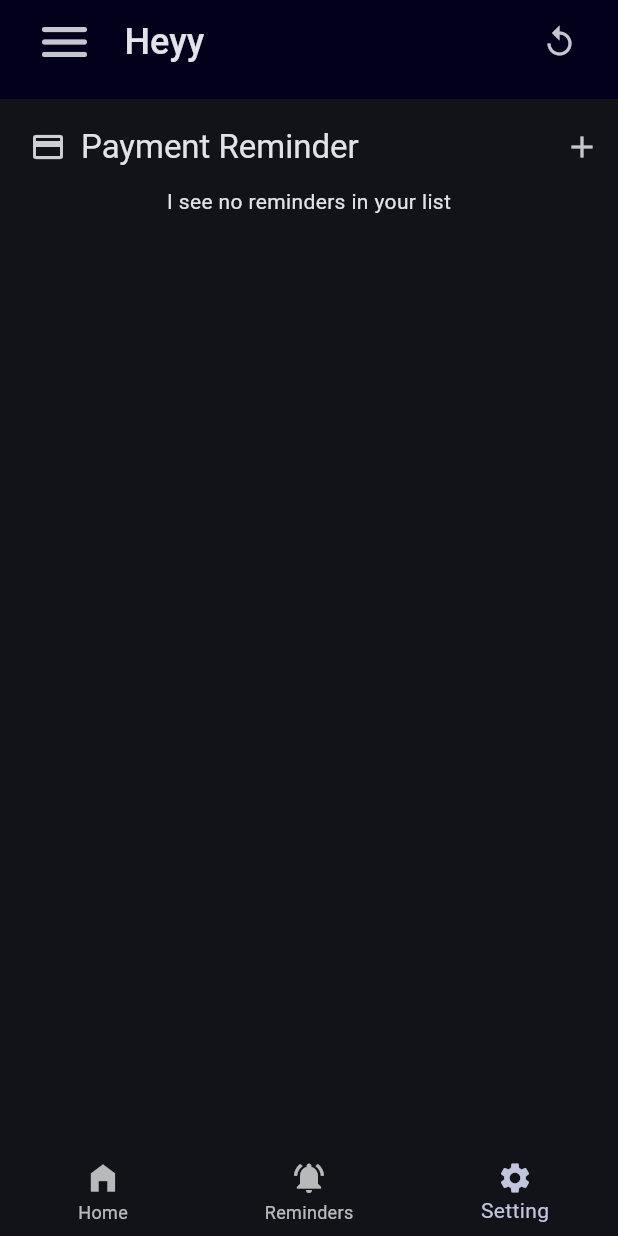
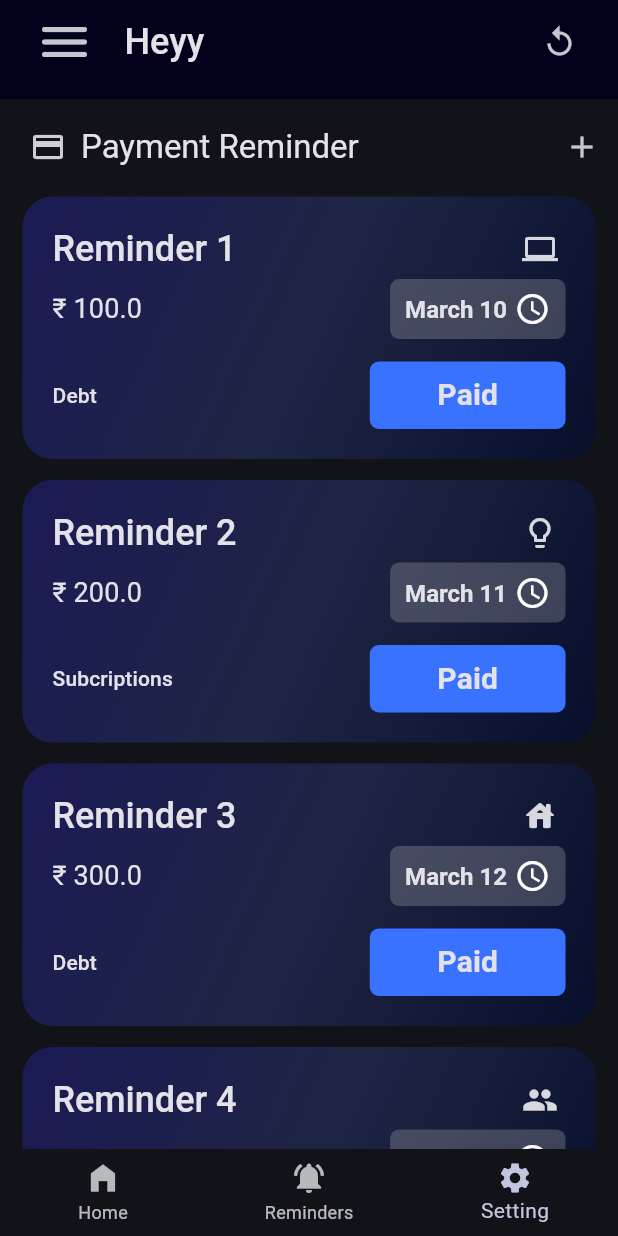
Before and after one commit to NehaJainG/Coin-Sage, a Flutter app: the screen it shows once a user with an empty profile is signed in, item 3 of the bottom bar chosen, on a phone screen of 412 x 824 dp. Run offline on Flutter 3.47's test engine with Material 3 defaults, Android fonts, the light colour scheme and no system bars; our stand-ins replace awesome_notifications, cloud_firestore, firebase_auth, firebase_core; accounts and stored records are empty.

Commit message:
connecting reminder components

```diff
--- a/lib/data.dart
+++ b/lib/data.dart
@@ -1,4 +1,6 @@
+import 'package:coin_sage/models/reminder.dart';
 import 'package:coin_sage/models/transaction.dart';
+import 'package:flutter/material.dart';
 
 final transaction = [
   Debt(
@@ -18,3 +20,50 @@ final transaction = [
     dueDate: DateTime.now().add(Duration(days: 30)),
   ),
 ];
+
+final List<Reminder> reminders = [
+  Reminder(
+    comments: "Reminder 1",
+    alert: Alert.OnDay,
+    repeat: Repeat.DontRepeat,
+    amount: 100.0,
+    category: SubscriptionCategory.OnlineServices,
+    dueDate: DateTime.now(),
+    date: DateTime.now(),
+    reminderTime: TimeOfDay.now(),
+    type: TransactionType.Debt,
+  ),
+  Reminder(
+    comments: "Reminder 2",
+    alert: Alert.OneDayBefore,
+    repeat: Repeat.Week,
+    amount: 200.0,
+    category: SubscriptionCategory.Utilities,
+    dueDate: DateTime.now().add(Duration(days: 1)),
+    date: DateTime.now().add(Duration(days: 1)),
+    reminderTime: TimeOfDay(hour: 10, minute: 0),
+    type: TransactionType.Subcriptions,
+  ),
+  Reminder(
+    comments: "Reminder 3",
+    alert: Alert.TwoDayBefore,
+    repeat: Repeat.Month,
+    amount: 300.0,
+    category: DebtCategory.Family,
+    dueDate: DateTime.now().add(Duration(days: 2)),
+    date: DateTime.now().add(Duration(days: 2)),
+    reminderTime: TimeOfDay(hour: 14, minute: 30),
+    type: TransactionType.Debt,
+  ),
+  Reminder(
+    comments: "Reminder 4",
+    alert: Alert.FiveDayBefore,
+    repeat: Repeat.Year,
+    amount: 400.0,
+    category: DebtCategory.Friend,
+    dueDate: DateTime.now().add(Duration(days: 5)),
+    date: DateTime.now().add(Duration(days: 5)),
+    reminderTime: TimeOfDay(hour: 20, minute: 0),
+    type: TransactionType.Subcriptions,
+  ),
+];
--- a/lib/presentation/reminders/reminder_item.dart
+++ b/lib/presentation/reminders/reminder_item.dart
@@ -1,22 +1,21 @@
-import 'package:firebase_auth/firebase_auth.dart';
 import 'package:flutter/material.dart';
 import 'package:intl/intl.dart';
+import 'package:firebase_auth/firebase_auth.dart';
 
-import 'package:coin_sage/services/transaction_repo.dart';
+import 'package:coin_sage/models/reminder.dart';
+
 import 'package:coin_sage/defaults/icon.dart';
-
-import 'package:coin_sage/models/transaction.dart';
 import 'package:coin_sage/defaults/colors.dart';
 
 // ignore: must_be_immutable
 class ReminderItem extends StatefulWidget {
   const ReminderItem({
     super.key,
-    required this.transaction,
+    required this.reminder,
     required this.user,
   });
 
-  final Transaction transaction;
+  final Reminder reminder;
   final User user;
 
   @override
@@ -26,39 +25,46 @@ class ReminderItem extends StatefulWidget {
 class _ReminderItemState extends State<ReminderItem> {
   late bool isDue;
 
-  void onPaid() async {
-    DateTime newDueDate = widget.transaction.dueDate!;
-
-    await TransactionRepository.addTransaction(
-        widget.transaction, widget.user.uid);
-    await TransactionRepository.updateReminderOnPay(widget.user.uid,
-        widget.transaction.id, dateFormatter.format(newDueDate));
-  }
+  // void onPaid() async {
+  //   DateTime newDueDate = widget.reminder.dueDate!;
+  //   await TransactionRepository.addTransaction(
+  //       widget.reminder, widget.user.uid);
+  //   await TransactionRepository.updateReminderOnPay(widget.user.uid,
+  //       widget.reminder.id, dateFormatter.format(newDueDate));
+  // }
 
   @override
   Widget build(BuildContext context) {
-    String title = widget.transaction.type.name;
+    String title = widget.reminder.type.name;
     if (title.isNotEmpty) {
-      title = widget.transaction.comments.substring(0, 1).toUpperCase() +
-          widget.transaction.comments.substring(1);
+      title = widget.reminder.comments.substring(0, 1).toUpperCase() +
+          widget.reminder.comments.substring(1);
     }
-    int dueDay = DateTime.now().difference(widget.transaction.date).inDays;
-    isDue = dueDay < 0;
-    String due = '$dueDay Due days';
-    if (dueDay > 0) {
-      due = DateFormat.MMMMd().format(widget.transaction.dueDate!);
+    Duration dueDay = widget.reminder.dueDate.difference(DateTime.now());
+    isDue = dueDay.isNegative;
+    String due = dueDay.inDays == 0
+        ? dueDay.inHours == 0
+            ? '${dueDay.inMinutes.abs()} due min'
+            : '${dueDay.inHours.abs()} due hr'
+        : '${dueDay.inDays.abs()} Due day';
+    if (!dueDay.isNegative) {
+      due = DateFormat.MMMMd().format(widget.reminder.dueDate);
     }
     return Container(
       alignment: Alignment.topCenter,
-      margin: const EdgeInsets.fromLTRB(10, 7, 10, 7),
-      padding: const EdgeInsets.fromLTRB(15, 13, 15, 8),
+      margin: const EdgeInsets.fromLTRB(15, 7, 15, 7),
+      padding: const EdgeInsets.fromLTRB(20, 20, 20, 20),
       decoration: BoxDecoration(
-        color: const Color.fromARGB(255, 16, 31, 53),
+        gradient: const LinearGradient(
+          begin: Alignment.topLeft,
+          end: Alignment.bottomRight,
+          colors: [
+            Color.fromARGB(255, 27, 26, 85),
+            Color.fromARGB(255, 31, 37, 68),
+            Color.fromARGB(255, 7, 15, 43),
+          ],
+        ),
         borderRadius: BorderRadius.circular(20),
-        border: Border.all(
-          color: lightGrey,
-          width: 1,
-        ),
       ),
       child: Column(
         crossAxisAlignment: CrossAxisAlignment.start,
@@ -77,19 +83,20 @@ class _ReminderItemState extends State<ReminderItem> {
                 ),
               ),
               Icon(
-                categoryIcons[widget.transaction.category],
+                categoryIcons[widget.reminder.category],
                 color: Theme.of(context)
                     .colorScheme
                     .onBackground
                     .withOpacity(0.95),
               ),
+              const SizedBox(width: 5),
             ],
           ),
           const SizedBox(height: 5),
           Row(
             children: [
               Text(
-                '₹ ${widget.transaction.amount}',
+                '₹ ${widget.reminder.amount}',
                 style: Theme.of(context).textTheme.labelLarge!.copyWith(
                       fontSize: 18,
                       fontWeight: FontWeight.w400,
@@ -97,24 +104,16 @@ class _ReminderItemState extends State<ReminderItem> {
               ),
               const Spacer(),
               Container(
-                padding: const EdgeInsets.fromLTRB(5, 3, 10, 3),
+                padding: const EdgeInsets.fromLTRB(10, 8, 10, 8),
                 decoration: BoxDecoration(
                   color: isDue
-                      ? Theme.of(context)
-                          .colorScheme
-                          .errorContainer
-                          .withOpacity(0.5)
+                      ? Theme.of(context).colorScheme.errorContainer
                       : Theme.of(context).highlightColor,
                   borderRadius: BorderRadius.circular(6),
                 ),
                 child: Row(
                   mainAxisAlignment: MainAxisAlignment.end,
                   children: [
-                    const Icon(
-                      Icons.access_time_rounded,
-                      size: 18,
-                    ),
-                    const SizedBox(width: 6),
                     Text(
                       due,
                       style: Theme.of(context).textTheme.titleLarge!.copyWith(
@@ -122,22 +121,24 @@ class _ReminderItemState extends State<ReminderItem> {
                             fontWeight: FontWeight.w600,
                           ),
                     ),
+                    const SizedBox(width: 5),
+                    const Icon(Icons.access_time_sharp),
                   ],
                 ),
               ),
             ],
           ),
-          const SizedBox(height: 8),
+          const SizedBox(height: 15),
           Row(
             mainAxisAlignment: MainAxisAlignment.spaceBetween,
             children: [
-              TextButton(
-                onPressed: null,
-                child: Text('Month'),
+              Text(
+                widget.reminder.type.name,
+                style: Theme.of(context).textTheme.labelLarge,
               ),
               GestureDetector(
                 onTap: () {
-                  onPaid();
+                  //onPaid();
                   ScaffoldMessenger.of(context).clearSnackBars();
                   ScaffoldMessenger.of(context).showSnackBar(
                     const SnackBar(
@@ -150,16 +151,17 @@ class _ReminderItemState extends State<ReminderItem> {
                 child: Container(
                   alignment: Alignment.center,
                   padding:
-                      const EdgeInsets.symmetric(horizontal: 45, vertical: 6),
+                      const EdgeInsets.symmetric(horizontal: 45, vertical: 8),
                   decoration: BoxDecoration(
-                    color: maroon,
+                    color: heroBlue,
                     borderRadius: BorderRadius.circular(6),
                   ),
                   child: Text(
                     'Paid',
                     style: Theme.of(context).textTheme.labelLarge!.copyWith(
-                          fontSize: 18,
-                          fontWeight: FontWeight.w500,
+                          fontSize: 20,
+                          fontWeight: FontWeight.w700,
+                          //color: black,
                         ),
                   ),
                 ),
--- a/lib/presentation/reminders/reminders.dart
+++ b/lib/presentation/reminders/reminders.dart
@@ -1,11 +1,11 @@
+import 'package:coin_sage/data.dart';
+import 'package:coin_sage/models/reminder.dart';
 import 'package:flutter/material.dart';
 import 'package:firebase_auth/firebase_auth.dart';
 
 import 'package:coin_sage/presentation/reminders/add_reminder.dart';
 import 'package:coin_sage/presentation/reminders/reminder_item.dart';
-import 'package:coin_sage/services/transaction_repo.dart';
 
-import 'package:coin_sage/models/transaction.dart';
 import 'package:coin_sage/defaults/defaults.dart';
 import 'package:coin_sage/defaults/colors.dart';
 import 'package:coin_sage/defaults/icon.dart';
@@ -35,46 +35,73 @@ class _RemindersState extends State<Reminders> {
     super.initState();
   }
 
-  List<Transaction> userReminder = [];
+  List<Reminder> userReminder = reminders;
 
   void getReminder() async {
     setState(() {
       isLoading = true;
     });
-    List<Transaction>? list =
-        await TransactionRepository.getReminders(widget.user.uid);
-    if (list == null) {
-      return;
-    }
+    // List<Reminder>? list =
+    //     await TransactionRepository.getReminders(widget.user.uid);
+    // if (list == null) {
+    //   return;
+    // }
 
     userReminder = [];
 
     setState(() {
-      userReminder.addAll(list);
-      userReminder.sort((n1, n2) {
-        return n2.dueDate!.compareTo(n1.dueDate!);
+      // userReminder.addAll(list);
+      // userReminder.sort((n1, n2) {
+      //   return n2.dueDate!.compareTo(n1.dueDate!);
+      // });
+      userReminder = reminders;
+      isLoading = false;
     });
-      isLoading = false;
+  }
+
+  List<Widget> centerWidget(Widget child) {
+    return [
+      const Spacer(),
+      child,
+      const Spacer(),
+    ];
+  }
+
+  void addReminder() async {
+    final newReminder = await Navigator.of(context).push<Reminder>(
+      MaterialPageRoute(
+        builder: (ctx) => AddReminder(),
+      ),
+    );
+    if (newReminder == null) {
+      return;
+    }
+    setState(() {
+      userReminder.add(newReminder);
     });
   }
 
   @override
   Widget build(BuildContext context) {
-    Widget content = const Center(
+    List<Widget> content = centerWidget(
+      const Center(
         child: Text('I see no reminders in your list'),
+      ),
     );
     if (userReminder.isNotEmpty) {
-      content = Expanded(
+      content = [
+        Expanded(
           child: ListView.builder(
             padding: EdgeInsets.zero,
             itemCount: userReminder.length,
             addAutomaticKeepAlives: false,
             itemBuilder: (context, index) {
               return ReminderItem(
-                transaction: userReminder[index], user: widget.user);
+                  reminder: userReminder[index], user: widget.user);
             },
           ),
-      );
+        )
+      ];
     }
     return Container(
       decoration: BoxDecoration(
@@ -88,6 +115,10 @@ class _RemindersState extends State<Reminders> {
         borderRadius: BorderRadius.circular(widget.isDrawerOpen ? 20 : 0),
       ),
       child: Column(
+        //mainAxisAlignment: MainAxisAlignment.center,
+        //ssmainAxisSize: MainAxisSize.min,
+        children: [
+          Column(
             children: [
               widget.appBar(getReminder),
               const SizedBox(height: 8),
@@ -107,22 +138,19 @@ class _RemindersState extends State<Reminders> {
                   const Spacer(),
                   IconButton(
                     icon: addIcon,
-                onPressed: () {
-                  Navigator.of(context).push(
-                    MaterialPageRoute(
-                      builder: (ctx) => AddReminder(),
-                    ),
-                  );
-                },
+                    onPressed: addReminder,
                   ),
                 ],
               ),
               const SizedBox(height: 2),
-          isLoading
-              ? Center(
+            ],
+          ),
+          if (isLoading)
+            ...centerWidget(Center(
               child: circularProgress,
-                )
-              : content,
+            ))
+          else
+            ...content,
         ],
       ),
     );
```
Also changed, not shown: lib/models/reminder.dart (+11 -0 lines), lib/presentation/reminders/add_reminder.dart (+9 -7 lines). Lines whose indentation alone changed are shown as unchanged.
